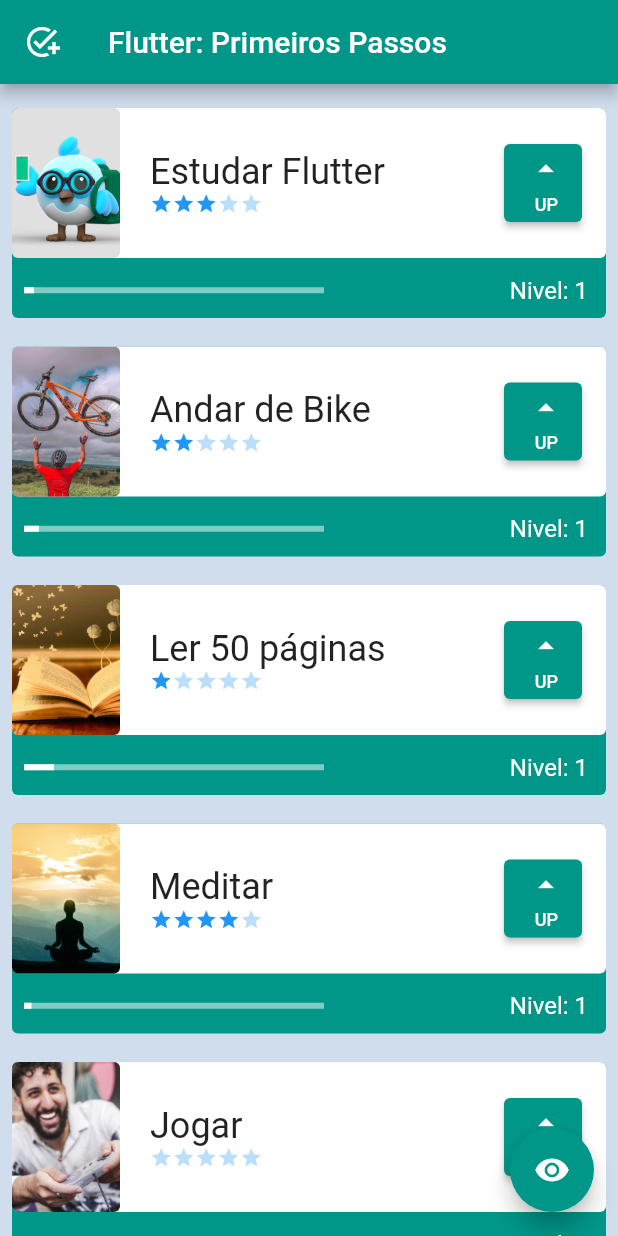
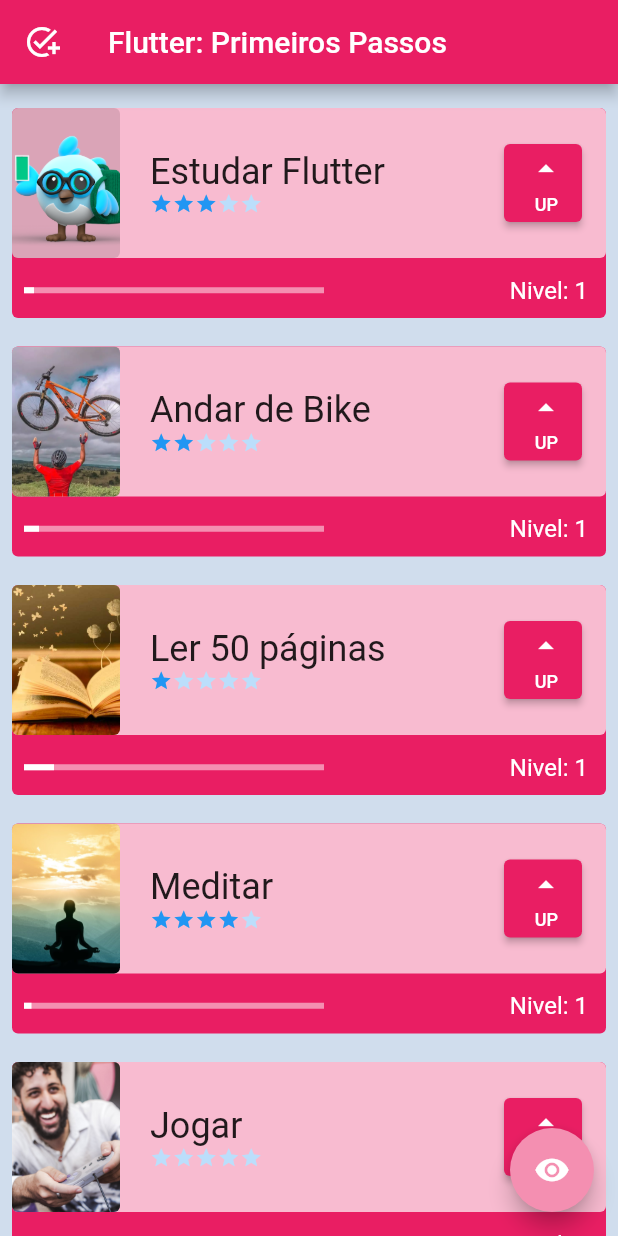
Before and after one commit to ikyrie/sistemas_de_temas_flutter, a Flutter app: the screen it shows after launch, on a phone screen of 412 x 824 dp. Run offline on Flutter 3.47's test engine with Material 2 defaults, Android fonts, the phone set to English and light mode, and no system bars.

Commit message:
Projeto final

```diff
--- a/lib/main.dart
+++ b/lib/main.dart
@@ -1,5 +1,6 @@
 import 'package:sistemas_de_temas/screens/tela_inicial.dart';
 import 'package:flutter/material.dart';
+import 'package:sistemas_de_temas/themes/my_theme.dart';
 
 void main() {
   runApp(const MyApp());
@@ -19,9 +20,7 @@ class _MyAppState extends State<MyApp> {
   Widget build(BuildContext context) {
     return MaterialApp(
       title: 'Flutter Demo',
-      theme: ThemeData(
-        primarySwatch: Colors.teal,
-      ),
+      theme: myTheme,
       home: InitialScreen(),
     );
   }
--- /dev/null
+++ b/lib/themes/my_theme.dart
@@ -0,0 +1,11 @@
+import 'package:flutter/material.dart';
+
+ThemeData myTheme = ThemeData(
+  primaryColor: Colors.pink,
+  colorScheme: ColorScheme.fromSwatch(
+    primarySwatch: Colors.pink,
+  ).copyWith(
+    secondary: Colors.pink[200],
+    surface: Colors.pink[100],
+  ),
+);
```
